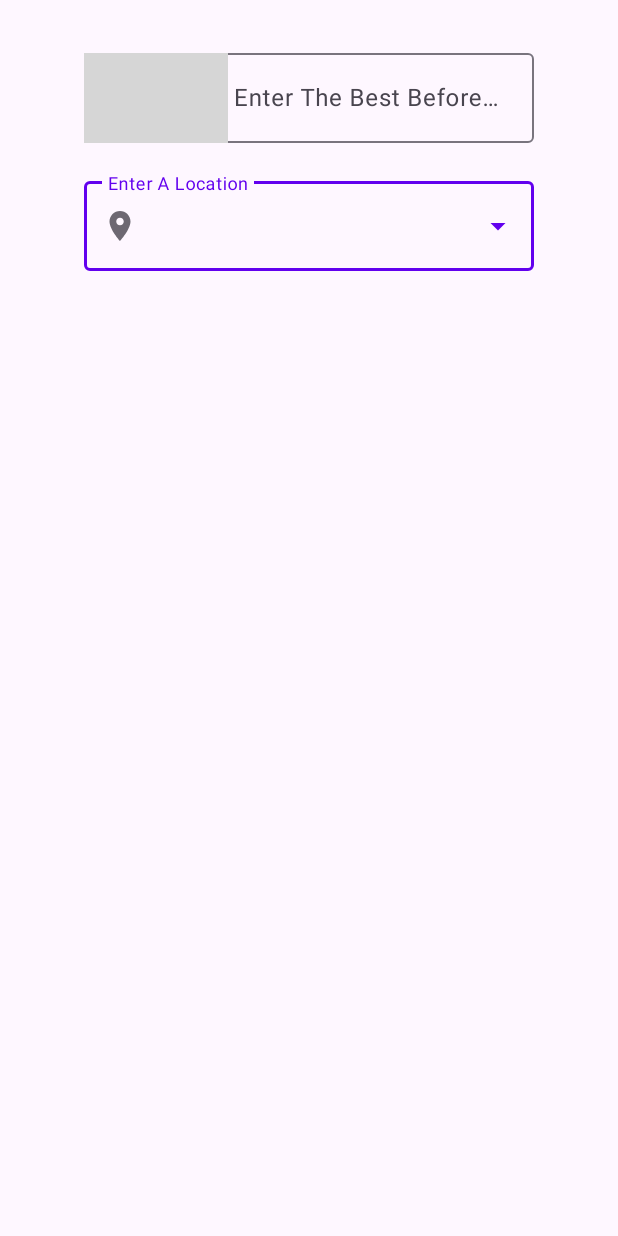
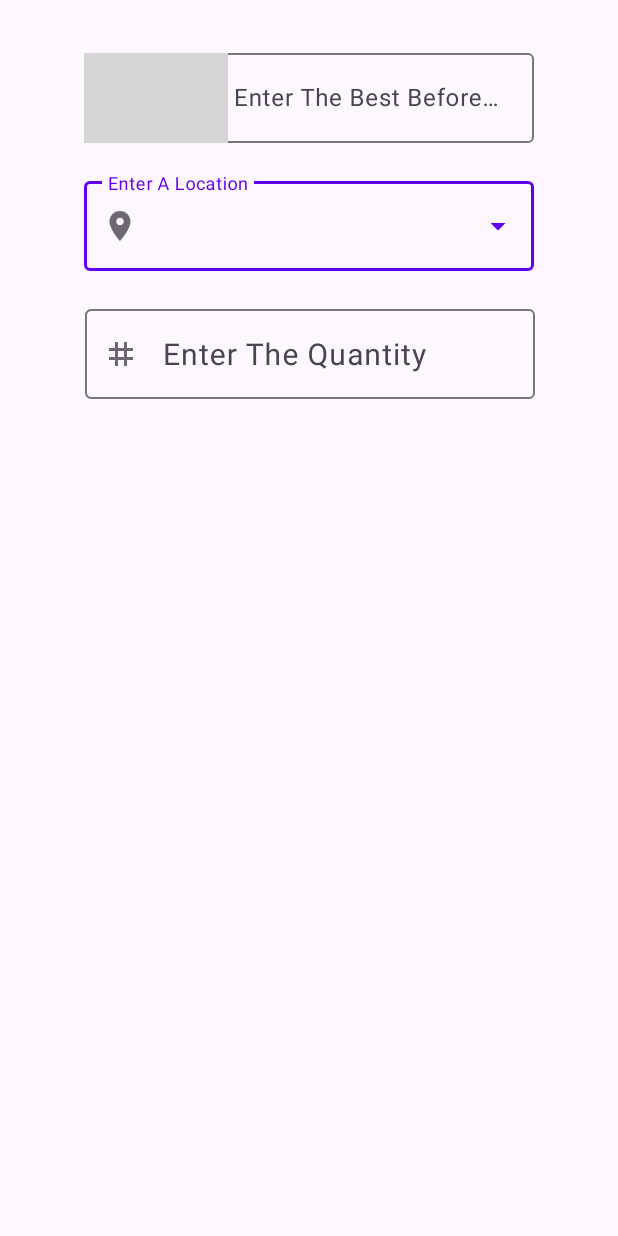
Before and after one commit to CMPUT301F22T14/GetYourGroceries, an Android app: the layout collect_ingredient.xml on its own in the app's theme, with its tools: preview values and no code run, on a phone screen of 412 x 824 dp. Run offline under Robolectric (Android 15) with nearby library versions, the phone set to English and light mode, and no system bars; grey boxes are pictures that could not be loaded.

Commit message:
Sorting Shopping List + Field for Quantity of Picked up Ingredient in Shopping List Done

```diff
--- a/app/src/main/java/com/example/getyourgroceries/fragments/AddIngredientRecipeFragment.java
+++ b/app/src/main/java/com/example/getyourgroceries/fragments/AddIngredientRecipeFragment.java
@@ -18,7 +18,6 @@ import com.example.getyourgroceries.R;
 import com.example.getyourgroceries.adapters.DayIngredientListAdapter;
 import com.example.getyourgroceries.adapters.DayListAdapter;
 import com.example.getyourgroceries.entity.Ingredient;
-import com.example.getyourgroceries.entity.MealPlan;
 import com.example.getyourgroceries.entity.MealPlanDay;
 import com.example.getyourgroceries.interfaces.OnFragmentInteractionListener;
 import com.google.android.material.textfield.TextInputLayout;
@@ -26,7 +25,6 @@ import com.google.firebase.firestore.CollectionReference;
 import com.google.firebase.firestore.FirebaseFirestore;
 import com.google.firebase.firestore.QueryDocumentSnapshot;
 
-import java.lang.reflect.Array;
 import java.util.ArrayList;
 import java.util.HashMap;
 import java.util.Map;
--- a/app/src/main/java/com/example/getyourgroceries/fragments/IngredientChangeHandlerFragment.java
+++ b/app/src/main/java/com/example/getyourgroceries/fragments/IngredientChangeHandlerFragment.java
@@ -6,7 +6,6 @@ package com.example.getyourgroceries.fragments;
 import android.annotation.SuppressLint;
 import android.app.Activity;
 import android.app.AlertDialog;
-import android.app.DatePickerDialog;
 import android.os.Bundle;
 import android.view.Gravity;
 import android.view.LayoutInflater;
--- a/app/src/main/res/layout/collect_ingredient.xml
+++ b/app/src/main/res/layout/collect_ingredient.xml
@@ -47,7 +47,32 @@
             android:layout_width="300dp"
             android:layout_height="60dp"
             android:inputType="textPersonName" />
+    </com.google.android.material.textfield.TextInputLayout>
 
 
+    <com.google.android.material.textfield.TextInputLayout
+        app:layout_constraintEnd_toEndOf="parent"
+        app:layout_constraintStart_toStartOf="parent"
+        app:layout_constraintTop_toBottomOf="@id/change_ingredient_location_til"
+        android:id="@+id/change_ingredient_quantity_til"
+        android:layout_width="300dp"
+        android:layout_height="85dp"
+        android:layout_centerInParent="true"
+        android:hint="@string/enter_the_quantity"
+        app:layout_constraintHorizontal_bias="0.505"
+        app:startIconDrawable="@drawable/quantity_icon"
+        tools:layout_editor_absoluteY="193dp">
+
+        <com.google.android.material.textfield.TextInputEditText
+            android:id="@+id/change_ingredient_quantity"
+            android:layout_width="300dp"
+            android:layout_height="60dp"
+            android:autofillHints=""
+            android:ems="10"
+            android:inputType="number"
+            android:textAlignment="center"
+            android:textSize="20sp" />
     </com.google.android.material.textfield.TextInputLayout>
+
+
 </androidx.constraintlayout.widget.ConstraintLayout>
```
Also changed, not shown: app/src/main/java/com/example/getyourgroceries/entity/StoredIngredient.java (+14 -0 lines), app/src/main/java/com/example/getyourgroceries/fragments/CollectIngredientFragment.java (+10 -4 lines), app/src/main/java/com/example/getyourgroceries/fragments/ShoppingListFragment.java (+29 -15 lines), 2 other files.
